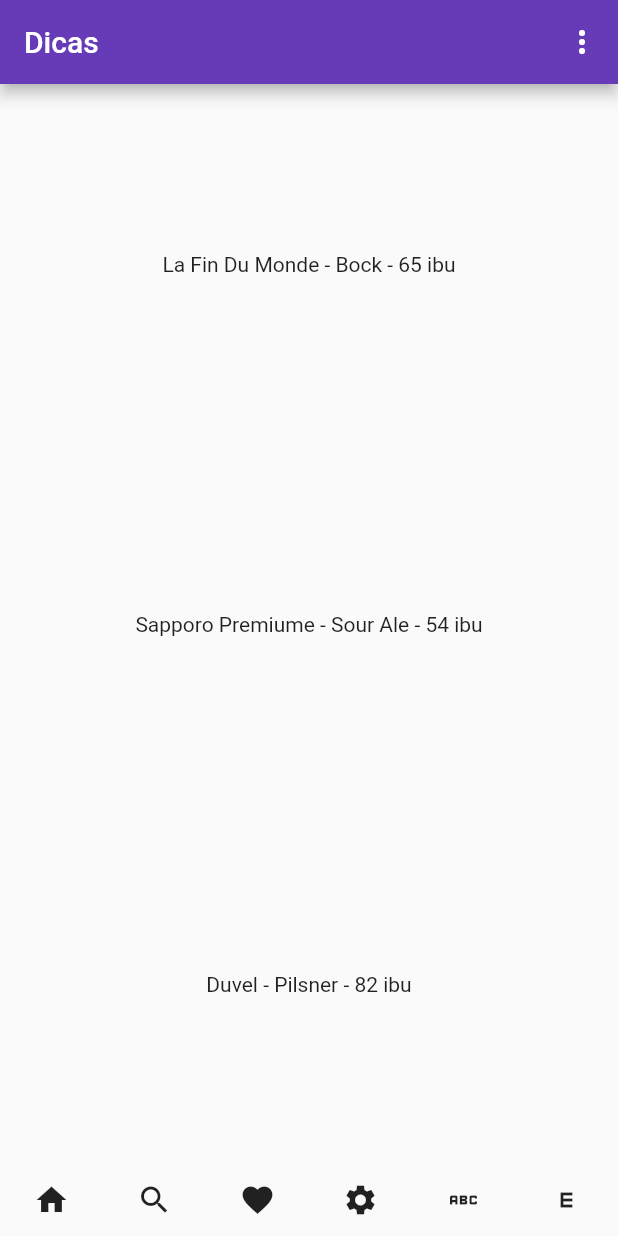
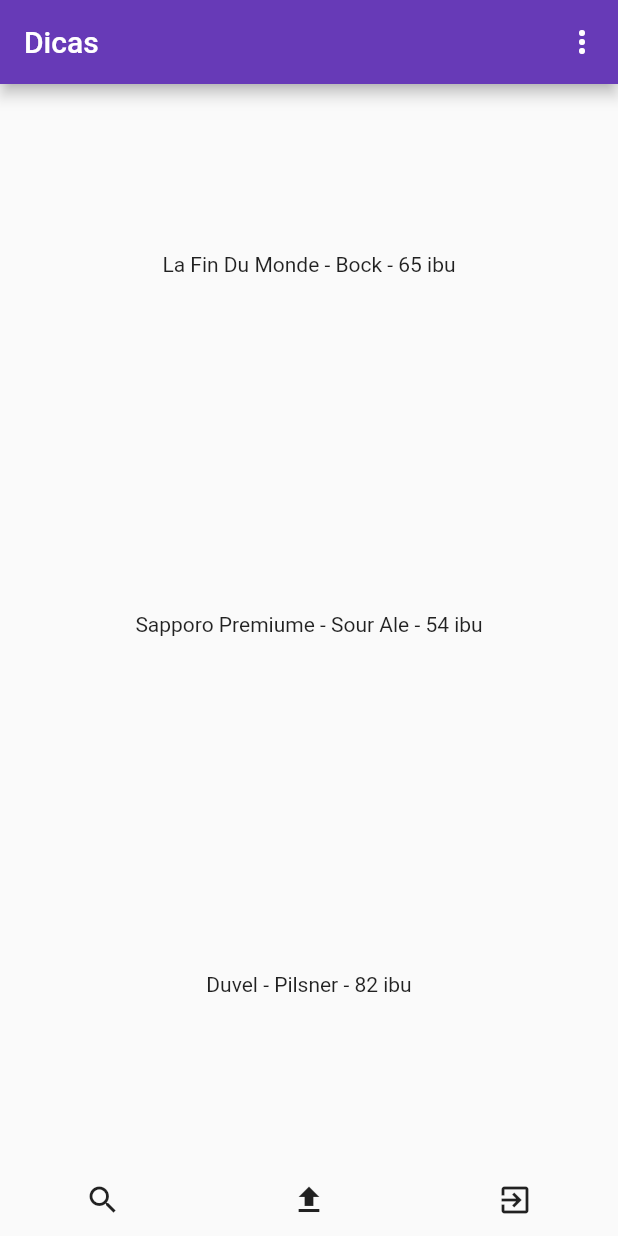
Before and after one commit to DayXL/Atividades-de-POO-1, a Flutter app: the screen it shows after launch, on a phone screen of 412 x 824 dp. Run offline on Flutter 3.47's test engine with Material 2 defaults, Android fonts, the phone set to English and light mode, and no system bars.

Commit message:
tirando listas de dentro das classes

```diff
--- a/receita4/lib/main.dart
+++ b/receita4/lib/main.dart
@@ -1,6 +1,12 @@
 import 'package:flutter/material.dart';
 
 List<IconData> icones = [Icons.search, Icons.upload, Icons.exit_to_app];
+
+var dataObjects = [
+  "La Fin Du Monde - Bock - 65 ibu",
+  "Sapporo Premiume - Sour Ale - 54 ibu",
+  "Duvel - Pilsner - 82 ibu"
+];
 
 void main() => runApp(const MyApp());
 
@@ -17,21 +23,8 @@
             preferredSize: Size.fromHeight(kToolbarHeight),
             child: MyAppBar(),
           ),
-
-          body: DataBodyWidget(objects: const [
-            "La Fin Du Monde - Bock - 65 ibu",
-            "Sapporo Premiume - Sour Ale - 54 ibu",
-            "Duvel - Pilsner - 82 ibu"
-          ]),
-
-          bottomNavigationBar: NewNavBar(icones: const [
-            Icons.home,
-            Icons.search,
-            Icons.favorite,
-            Icons.settings,
-            Icons.abc,
-            Icons.e_mobiledata,
-          ]),
+          body: DataBodyWidget(objects: dataObjects),
+          bottomNavigationBar: NewNavBar(icones: icones),
         ));
   }
 }
@@ -116,5 +109,4 @@
       );
     }).toList();
   }
-
 }
```
Lines whose indentation alone changed are shown as unchanged.
